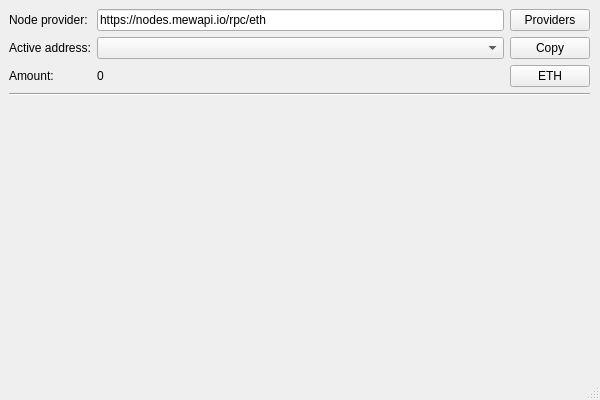
Above: UI/MainWindow.ui from tokimay/full_access_wallet before the change. Below: the same form after it.
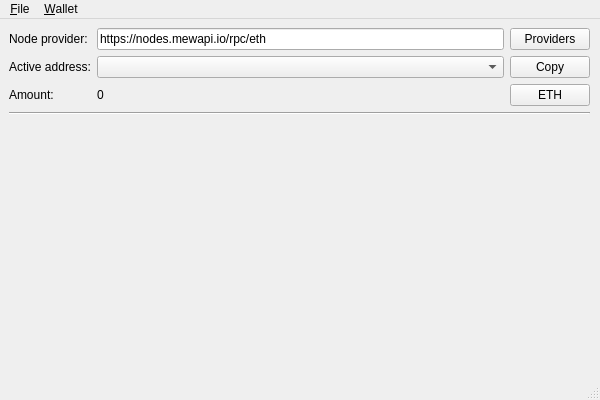
That is the form after the change.

What changed in the file:
```diff
--- a/UI/MainWindow.ui
+++ b/UI/MainWindow.ui
@@ -115,6 +115,19 @@
      <height>24</height>
     </rect>
    </property>
+   <widget class="QMenu" name="menu_File">
+    <property name="title">
+     <string>&amp;File</string>
+    </property>
+   </widget>
+   <widget class="QMenu" name="menu_Wallet">
+    <property name="title">
+     <string>&amp;Wallet</string>
+    </property>
+    <addaction name="actionNew_account"/>
+   </widget>
+   <addaction name="menu_File"/>
+   <addaction name="menu_Wallet"/>
   </widget>
   <widget class="QStatusBar" name="statusbar"/>
  </widget>
```
Left out of the diff: 7 changed lines with no effect on the pictures.
